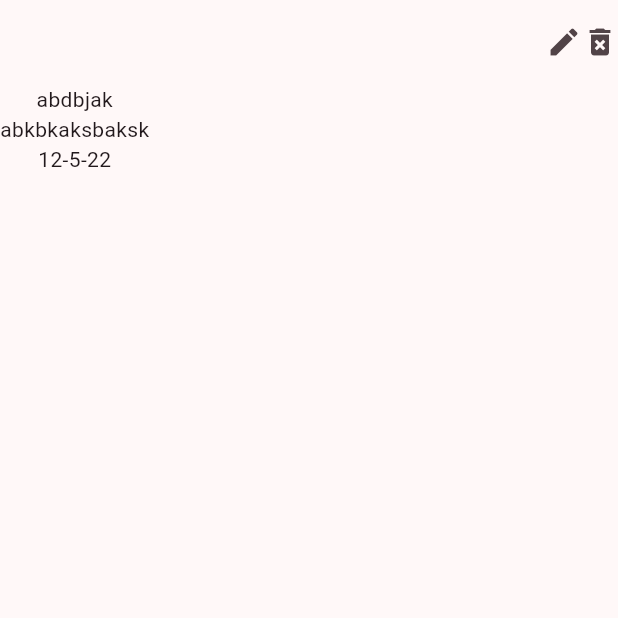
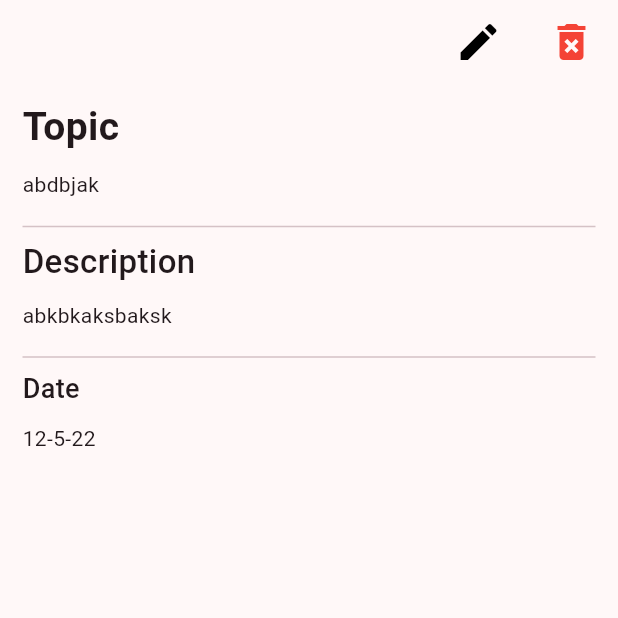
Before and after one commit to Rahul-Sharma-Github/Notes-App, a Flutter app: the screen it shows after launch, on a phone screen of 412 x 824 dp, the top half of it. Run offline on Flutter 3.47's test engine with Material 2 defaults, Android fonts, the phone set to English and light mode, and no system bars; our stand-ins replace cloud_firestore, firebase_auth, firebase_core, get; accounts and stored records are empty.

Commit message:
fixed layout

```diff
--- a/lib/Pages/notes_details/notes_details_page.dart
+++ b/lib/Pages/notes_details/notes_details_page.dart
@@ -35,9 +35,13 @@ class NotesDetailsPage extends StatelessWidget {
     return Scaffold(
       appBar: AppBar(
         actions: [
-          InkWell(
+          Padding(
+            padding: const EdgeInsets.symmetric(horizontal: 15),
+            child: InkWell(
               child: const Icon(
                 Icons.edit,
+                color: Colors.black,
+                size: 32,
               ),
               onTap: () {
                 // setting TextField's initial Text
@@ -48,23 +52,69 @@ class NotesDetailsPage extends StatelessWidget {
                 notesDetailsController.isOpen.value = true;
               },
             ),
-          InkWell(
+          ),
+          Padding(
+            padding: const EdgeInsets.symmetric(horizontal: 15),
+            child: InkWell(
               child: const Icon(
                 Icons.delete_forever,
+                color: Colors.red,
+                size: 32,
               ),
               onTap: () {
                 FirestoreServices.deleteData(index);
               },
             ),
+          ),
         ],
       ),
-      body: SafeArea(
+      body: SingleChildScrollView(
+        child: Padding(
+          padding: const EdgeInsets.symmetric(horizontal: 15, vertical: 10),
           child: Column(
+            crossAxisAlignment: CrossAxisAlignment.stretch,
+            mainAxisSize: MainAxisSize.min,
             children: [
-            Text(topic),
-            Text(description),
-            Text(date),
+              const Row(
+                children: [
+                  Text(
+                    'Topic',
+                    style: TextStyle(fontWeight: FontWeight.bold, fontSize: 26),
+                  ),
                 ],
+              ),
+              Padding(
+                padding: const EdgeInsets.symmetric(vertical: 10),
+                child: Text(topic),
+              ),
+              const Divider(),
+              const Row(
+                children: [
+                  Text(
+                    'Description',
+                    style: TextStyle(fontWeight: FontWeight.w500, fontSize: 22),
+                  ),
+                ],
+              ),
+              Padding(
+                padding: const EdgeInsets.symmetric(vertical: 10),
+                child: Text(description),
+              ),
+              const Divider(),
+              const Row(
+                children: [
+                  Text(
+                    'Date',
+                    style: TextStyle(fontWeight: FontWeight.w500, fontSize: 18),
+                  ),
+                ],
+              ),
+              Padding(
+                padding: const EdgeInsets.symmetric(vertical: 10),
+                child: Text(date),
+              ),
+            ],
+          ),
         ),
       ),
       // Bottom Sheet for Updating the Note
```
Lines whose indentation alone changed are shown as unchanged.
